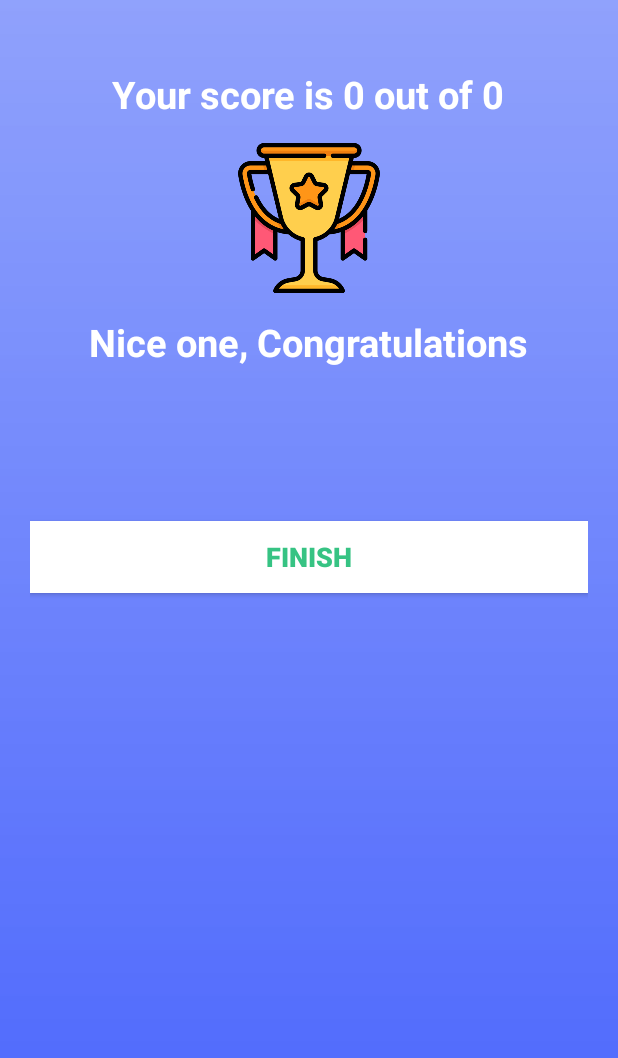
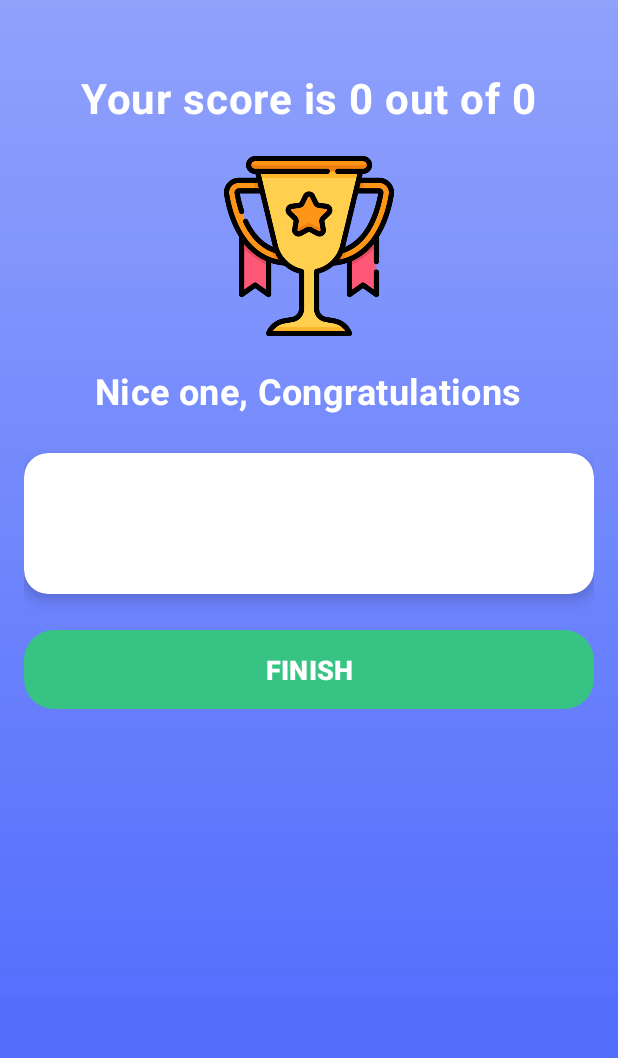
Before and after one commit to jedicode11/AndroidKotlinBase, an Android app: the ResultActivity screen opened directly, with no data from a screen before it, on a phone screen of 412 x 824 dp. Shown: the top 1058 px of the screen. Run offline under Robolectric (Android 15) with nearby library versions, the phone set to English and light mode, and no system bars.

Commit message:
UI Updates

```diff
--- a/QuizPlay/app/src/main/res/layout/activity_result.xml
+++ b/QuizPlay/app/src/main/res/layout/activity_result.xml
@@ -1,83 +1,106 @@
 <?xml version="1.0" encoding="utf-8"?>
-
-<LinearLayout xmlns:android="http://schemas.android.com/apk/res/android"
+<ScrollView xmlns:android="http://schemas.android.com/apk/res/android"
+    xmlns:app="http://schemas.android.com/apk/res-auto"
     xmlns:tools="http://schemas.android.com/tools"
     android:id="@+id/main"
     android:layout_width="match_parent"
     android:layout_height="match_parent"
     android:background="@drawable/bg"
+    android:padding="16dp"
+    tools:context=".ui.ResultActivity">
+
+    <LinearLayout
+        android:layout_width="match_parent"
+        android:layout_height="wrap_content"
         android:orientation="vertical"
-    android:gravity="center_horizontal"
-    android:padding="20dp"
-    >
+        android:gravity="center_horizontal">
 
+        <!-- Title -->
         <TextView
             android:id="@+id/tv_result"
             android:layout_width="wrap_content"
             android:layout_height="wrap_content"
-        android:layout_marginTop="25dp"
+            android:layout_marginTop="30dp"
             android:text="@string/result_activity"
             android:textColor="@android:color/white"
-        android:textSize="25sp"
-        android:textStyle="bold">
-    </TextView>
+            android:textSize="28sp"
+            android:textStyle="bold"
+            android:letterSpacing="0.02"/>
 
+        <!-- Trophy Icon -->
         <ImageView
             android:id="@+id/icon_trophy"
-        android:layout_width="100dp"
-        android:layout_height="100dp"
-        android:layout_marginTop="15dp"
+            android:layout_width="120dp"
+            android:layout_height="120dp"
+            android:layout_marginTop="20dp"
             android:contentDescription="@string/image_trophy"
             android:src="@drawable/icon_trophy"
             android:adjustViewBounds="true"
-        android:scaleType="fitCenter" >
-    </ImageView>
+            android:scaleType="fitCenter"/>
 
+        <!-- Congratulations Text -->
         <TextView
             android:id="@+id/tv_congratulations"
             android:layout_width="wrap_content"
             android:layout_height="wrap_content"
-        android:layout_marginTop="15dp"
+            android:layout_marginTop="20dp"
             android:text="@string/nice_one_congratulations"
             android:textColor="@android:color/white"
-        android:textSize="25sp"
-        android:textStyle="bold">
-    </TextView>
+            android:textSize="24sp"
+            android:textStyle="bold"
+            android:letterSpacing="0.01"
+            android:gravity="center"/>
+
+        <!-- Name and Score Card -->
+        <androidx.cardview.widget.CardView
+            android:layout_width="match_parent"
+            android:layout_height="wrap_content"
+            android:layout_marginTop="25dp"
+            app:cardCornerRadius="16dp"
+            app:cardElevation="6dp"
+            app:cardBackgroundColor="#FFFFFF">
+
+            <LinearLayout
+                android:layout_width="match_parent"
+                android:layout_height="wrap_content"
+                android:orientation="vertical"
+                android:padding="16dp"
+                android:gravity="center">
 
                 <TextView
                     android:id="@+id/tv_name"
                     android:layout_width="wrap_content"
                     android:layout_height="wrap_content"
-        android:layout_marginTop="25dp"
                     android:text="@string/username"
-        android:textColor="@android:color/white"
+                    android:textColor="#36C383"
                     android:textSize="22sp"
-        android:textStyle="bold">
-    </TextView>
+                    android:textStyle="bold"/>
 
                 <TextView
                     android:id="@+id/tv_score"
                     android:layout_width="wrap_content"
                     android:layout_height="wrap_content"
-        android:layout_marginTop="10dp"
-        android:textColor="@android:color/secondary_text_dark"
-        android:textSize="20sp">
-    </TextView>
+                    android:layout_marginTop="8dp"
+                    android:textColor="#666666"
+                    android:textSize="18sp"/>
+            </LinearLayout>
 
-    <androidx.appcompat.widget.AppCompatButton
+        </androidx.cardview.widget.CardView>
+
+        <!-- Finish Button -->
+        <com.google.android.material.button.MaterialButton
             android:id="@+id/btn_finish"
             android:layout_width="match_parent"
             android:layout_height="wrap_content"
-        android:layout_marginTop="10dp"
-        android:background="@android:color/white"
-        android:textColor="#36C383"
+            android:layout_marginTop="20dp"
+            android:paddingVertical="14dp"
             android:text="@string/finish"
+            android:textColor="#FFFFFF"
             android:textSize="18sp"
-        android:textStyle="bold">
-    </androidx.appcompat.widget.AppCompatButton>
+            android:textStyle="bold"
+            app:cornerRadius="20dp"
+            app:backgroundTint="#36C383"
+            app:rippleColor="#88FFFFFF"/>
+    </LinearLayout>
 
-
-
-
-
-</LinearLayout>
+</ScrollView>
```
Also changed, not shown: QuizPlay/app/src/main/res/layout/activity_main.xml (+28 -10 lines), QuizPlay/app/src/main/res/layout/activity_questions.xml (+25 -18 lines). Lines whose indentation alone changed are shown as unchanged.
